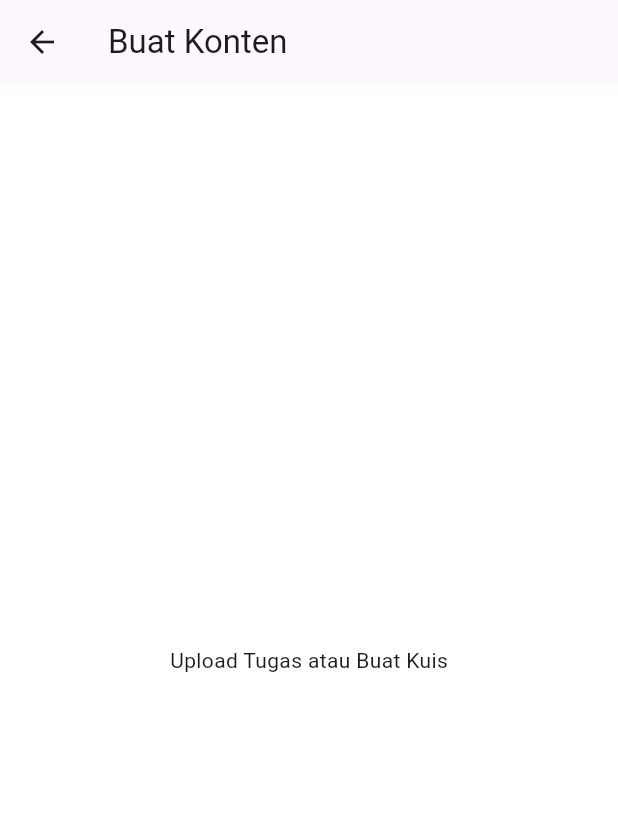
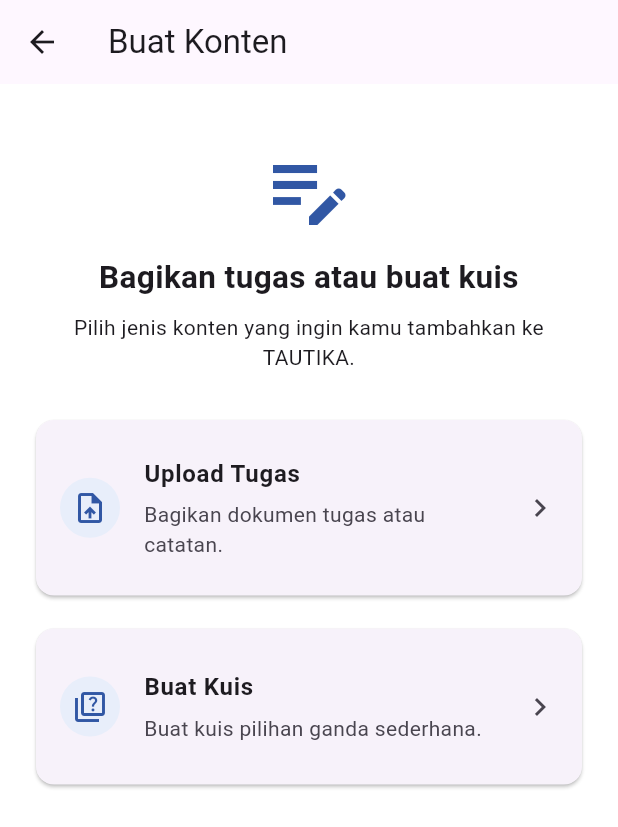
Before and after one commit to Hilya-nd/tautika, a Flutter app: the CreateContentPage screen opened directly, on a phone screen of 412 x 824 dp. Shown: the top 827 px of the screen. Run offline on Flutter 3.47's test engine with Material 3 defaults, Android fonts, the light colour scheme and no system bars.

Commit message:
Menambahkan fitur kuis dan upload tugas

```diff
--- a/lib/pages/create_content.dart
+++ b/lib/pages/create_content.dart
@@ -1,4 +1,6 @@
 import 'package:flutter/material.dart';
+import 'upload_task.dart';
+import 'create_quiz.dart';
 
 class CreateContentPage extends StatelessWidget {
   const CreateContentPage({super.key});
@@ -7,9 +9,81 @@ class CreateContentPage extends StatelessWidget {
   Widget build(BuildContext context) {
     return Scaffold(
       appBar: AppBar(title: const Text('Buat Konten')),
-      body: const Center(
-        child: Text('Upload Tugas atau Buat Kuis'),
+      body: Padding(
+        padding: const EdgeInsets.all(20),
+        child: Column(
+          crossAxisAlignment: CrossAxisAlignment.stretch,
+          children: [
+            const SizedBox(height: 18),
+            const Icon(Icons.edit_note, size: 64, color: Color(0xFF3157A4)),
+            const SizedBox(height: 12),
+            const Text(
+              'Bagikan tugas atau buat kuis',
+              textAlign: TextAlign.center,
+              style: TextStyle(fontSize: 21, fontWeight: FontWeight.bold),
+            ),
+            const SizedBox(height: 8),
+            const Text(
+              'Pilih jenis konten yang ingin kamu tambahkan ke TAUTIKA.',
+              textAlign: TextAlign.center,
+            ),
+            const SizedBox(height: 28),
+            _ChoiceCard(
+              icon: Icons.upload_file,
+              title: 'Upload Tugas',
+              subtitle: 'Bagikan dokumen tugas atau catatan.',
+              onTap: () => Navigator.push(
+                context,
+                MaterialPageRoute(builder: (_) => const UploadTaskPage()),
+              ),
+            ),
+            const SizedBox(height: 14),
+            _ChoiceCard(
+              icon: Icons.quiz_outlined,
+              title: 'Buat Kuis',
+              subtitle: 'Buat kuis pilihan ganda sederhana.',
+              onTap: () => Navigator.push(
+                context,
+                MaterialPageRoute(builder: (_) => const CreateQuizPage()),
+              ),
+            ),
+          ],
+        ),
       ),
     );
   }
 }
+
+class _ChoiceCard extends StatelessWidget {
+  final IconData icon;
+  final String title;
+  final String subtitle;
+  final VoidCallback onTap;
+
+  const _ChoiceCard({
+    required this.icon,
+    required this.title,
+    required this.subtitle,
+    required this.onTap,
+  });
+
+  @override
+  Widget build(BuildContext context) {
+    return Card(
+      child: ListTile(
+        contentPadding: const EdgeInsets.all(16),
+        leading: CircleAvatar(
+          backgroundColor: const Color(0xFFE8EEFA),
+          child: Icon(icon, color: const Color(0xFF3157A4)),
+        ),
+        title: Text(title, style: const TextStyle(fontWeight: FontWeight.bold)),
+        subtitle: Padding(
+          padding: const EdgeInsets.only(top: 5),
+          child: Text(subtitle),
+        ),
+        trailing: const Icon(Icons.chevron_right),
+        onTap: onTap,
+      ),
+    );
+  }
+}
```
Also changed, not shown: lib/pages/create_quiz.dart (added, +139 -0 lines), lib/pages/quiz_detail.dart (added, +92 -0 lines), lib/pages/quiz_result.dart (added, +57 -0 lines), lib/pages/upload_task.dart (added, +133 -0 lines).
